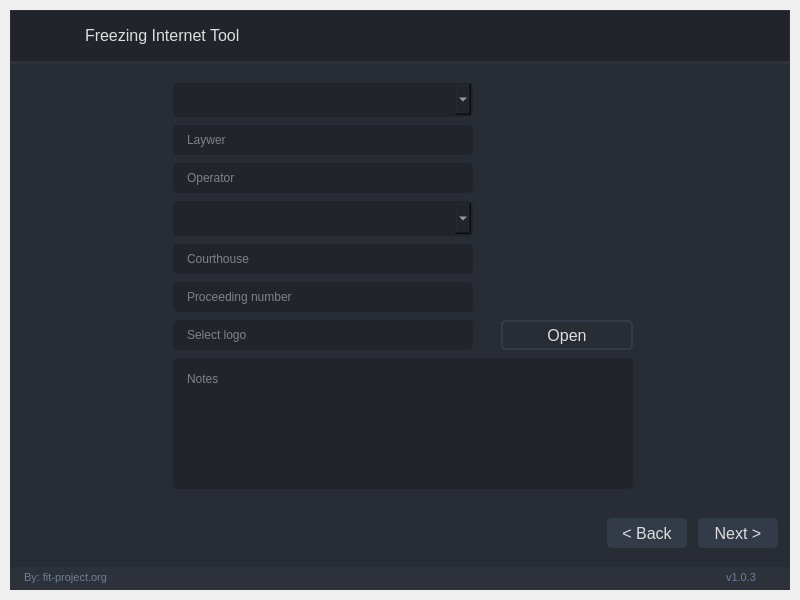
This is ui/wizard/wizard.ui in fit-project/fit as Qt 5 draws it before an edit. The edited form follows.
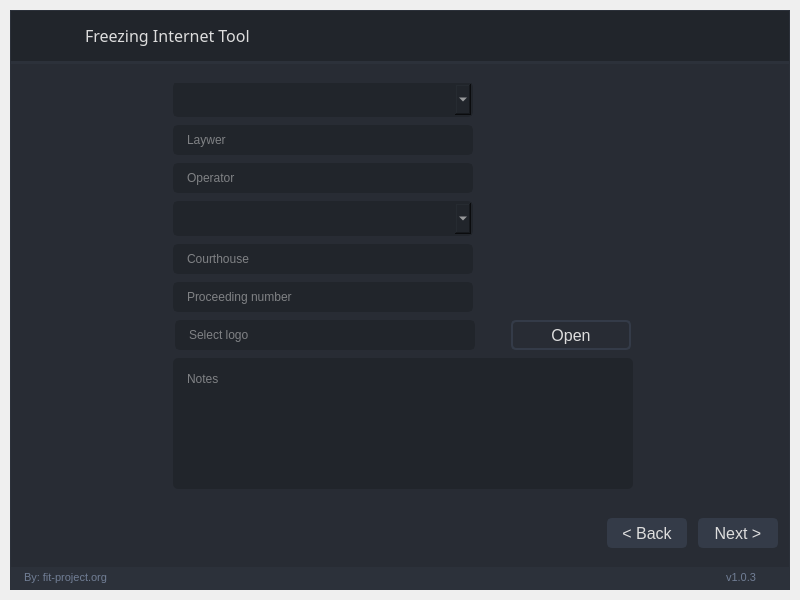
This is the edited form. Icons and pictures are not drawn.

Diff of the .ui file:
```diff
--- a/ui/wizard/wizard.ui
+++ b/ui/wizard/wizard.ui
@@ -753,16 +753,13 @@
                   </property>
                   <property name="font">
                    <font>
-                    <family>Segoe UI</family>
+                    <family>Segoe UI Semibold</family>
                     <pointsize>12</pointsize>
-                    <weight>9</weight>
+                    <weight>7</weight>
                     <italic>false</italic>
                     <bold>false</bold>
                    </font>
                   </property>
-                  <property name="styleSheet">
-                   <string notr="true">font: 75 12pt &quot;Segoe UI&quot;;</string>
-                  </property>
                   <property name="text">
                    <string>Freezing Internet Tool</string>
                   </property>
@@ -1306,8 +1303,8 @@
                                <widget class="QLabel" name="label">
                                 <property name="maximumSize">
                                  <size>
-                                  <width>16</width>
-                                  <height>16</height>
+                                  <width>20</width>
+                                  <height>20</height>
                                  </size>
                                 </property>
                                 <property name="text">
@@ -1331,7 +1328,7 @@
                                 </property>
                                 <property name="maximumSize">
                                  <size>
-                                  <width>1677721</width>
+                                  <width>120</width>
                                   <height>16777215</height>
                                  </size>
                                 </property>
```
Left out of the diff: 2 changed lines with no effect on the pictures.
